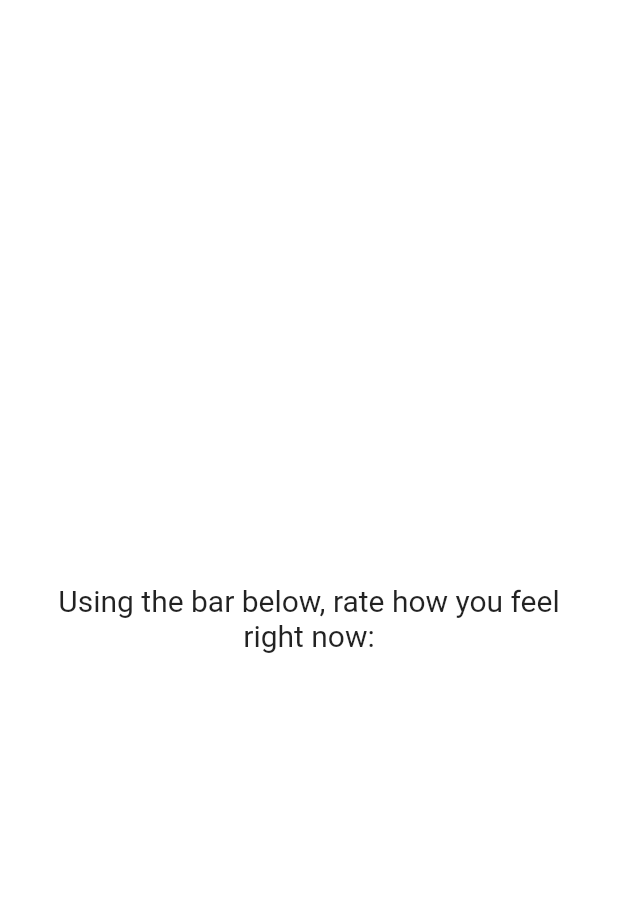
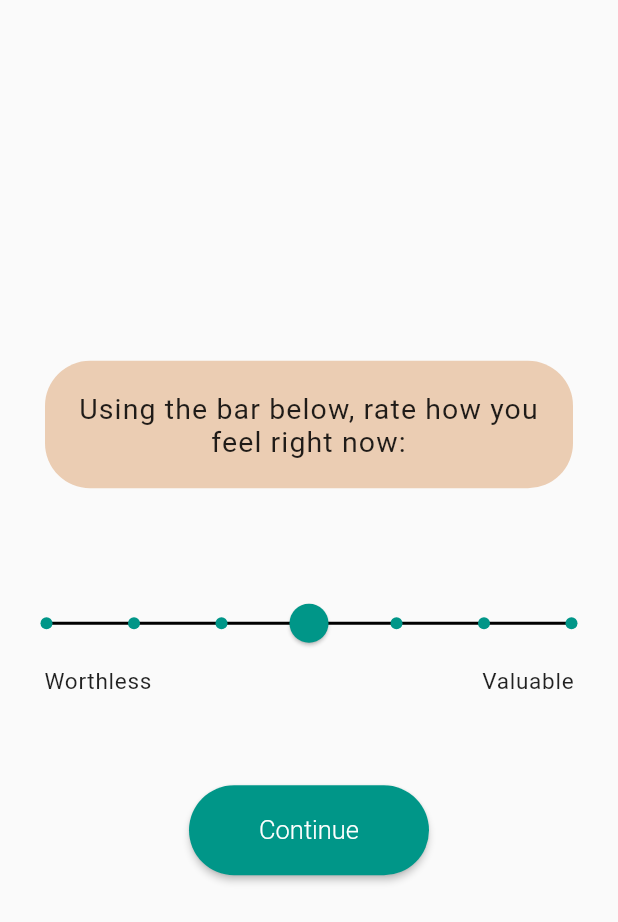
Before and after one commit to spe-uob/RewardProcessingAppPublic, a Flutter app: the screen it shows after launch, after a tap on "Yes, I consent.", on a phone screen of 412 x 824 dp. Shown: the top 922 px of the screen. Run offline on Flutter 3.47's test engine with Material 2 defaults, Android fonts, the phone set to English and light mode, and no system bars.

Commit message:
Questionnaire template

```diff
--- a/homescreen/lib/home.dart
+++ b/homescreen/lib/home.dart
@@ -1,4 +1,6 @@
+import 'dart:io';
 import 'package:flutter/material.dart';
+import 'package:flutter/services.dart';
 import 'questionnaire.dart';
 
 class Home extends StatefulWidget {
@@ -22,7 +24,7 @@ class _HomeState extends State<Home> {
       appBar: buildAppBar(),
       body: RawScrollbar(
           thickness: 8,
-          isAlwaysShown: true,
+          thumbVisibility: false,
           thumbColor: Colors.grey,
           radius: const Radius.circular(100),
           child: SingleChildScrollView(
@@ -46,10 +48,16 @@ class _HomeState extends State<Home> {
                           Container(
                               margin: const EdgeInsets.only(left: 10, right: 10, bottom: 70),
                               child:
-                              ElevatedButton(onPressed: () {},
+                              ElevatedButton(onPressed: () {
+                                if(Platform.isAndroid) {
+                                  SystemNavigator.pop();
+                                } else {
+                                  exit(0);
+                                }
+                              },
                                   style: ElevatedButton.styleFrom(
                                     fixedSize: const Size(160, 60),
-                                    primary: Colors.white70,
+                                    backgroundColor: Colors.white70,
                                     shape: RoundedRectangleBorder(
                                         borderRadius: BorderRadius.circular(100)),
                                     elevation: 2.0,
@@ -71,12 +79,12 @@ class _HomeState extends State<Home> {
                                   onPressed: () {
                                     Navigator.push(
                                         context,
-                                        MaterialPageRoute(builder: (context) => questionnaire())
+                                        MaterialPageRoute(builder: (context) => const Questionnaire())
                                     );
                                   },
                                   style: ElevatedButton.styleFrom(
                                     fixedSize: const Size(160, 60),
-                                    primary: Colors.teal,
+                                    backgroundColor: Colors.teal,
                                     shape: RoundedRectangleBorder(
                                         borderRadius: BorderRadius.circular(100)),
                                     elevation: 2.0,),
--- a/homescreen/lib/questionnaire.dart
+++ b/homescreen/lib/questionnaire.dart
@@ -1,21 +1,119 @@
 import 'package:flutter/material.dart';
 
-class questionnaire extends StatelessWidget
-{
+class Questionnaire extends StatefulWidget {
+  const Questionnaire({super.key});
+
+  @override
+  State<Questionnaire> createState() => _QuestionnaireState();
+}
+
+class _QuestionnaireState extends State<Questionnaire> {
+  double _currentSliderValue = 50;
+
   @override
   Widget build(BuildContext context) {
     return Scaffold(
-        backgroundColor: Colors.white,
-        body: Container(
-          alignment: Alignment.center,
-            margin: const EdgeInsets.only(right: 30, left: 30),
-            child: const Text(
-              'Using the bar below, rate how you feel right now:',
-              textAlign: TextAlign.center,
-              style: TextStyle(fontSize: 20),
-            ),
-        )
+        body: Column(
+            mainAxisAlignment: MainAxisAlignment.center,
+            children: <Widget>[
+              SizedBox(
+                child: Container(
+                    margin: const EdgeInsets.only(bottom: 60, left:30, right: 30),
+                    width: 380,
+                    height: 85,
+                    decoration: const BoxDecoration(
+                        color: Color(0xFFEBCDB3),
+                        borderRadius: BorderRadius.all(Radius.circular(30))
+                    ),
+                    alignment: Alignment.center,
+                    child: Container (
+                        margin: const EdgeInsets.only(left: 20, right: 20),
+                        child: const Text (
+                        'Using the bar below, rate how you feel right now:',
+                        textAlign: TextAlign.center,
+                        style: TextStyle(fontSize: 19,
+                          letterSpacing: 0.75,
+                        )
+                    )
+                    )
+                ),
+              ),
+              SliderTheme(
+                  data: const SliderThemeData(
+                    trackShape: RectangularSliderTrackShape(),
+                    trackHeight: 2,
+                    activeTrackColor: Colors.black,
+                    inactiveTrackColor: Colors.black,
+                    thumbColor: Colors.teal,
+                    thumbShape: RoundSliderThumbShape(enabledThumbRadius: 13),
+                    tickMarkShape: RoundSliderTickMarkShape(tickMarkRadius: 4),
+                    activeTickMarkColor: Colors.teal,
+                    inactiveTickMarkColor: Colors.teal,
+                    overlayShape: RoundSliderOverlayShape(overlayRadius: 30),
+                    overlayColor: Colors.transparent,
+                    showValueIndicator: ShowValueIndicator.never,
+                  ),
+                  child: Center(
+                      child: Slider(
+                          value: _currentSliderValue,
+                          max: 100,
+                          divisions: 6,
+                          label: _currentSliderValue.round().toString(),
+                          onChanged: (double value) {
+                            setState(() {
+                              _currentSliderValue = value;
+                            });
+                          }
+                      ),
+                  )
+              ),
+              Row(
+                mainAxisAlignment: MainAxisAlignment.center,
+                children: <Widget>[
+                  Container(
+                      margin: const EdgeInsets.only(left: 10),
+                      child: const Text('Worthless',
+                        style: TextStyle(fontSize: 15,
+                        letterSpacing: 0.5)
+                      )
+                  ),
+                  Container(
+                      margin: const EdgeInsets.only(left: 220, right: 10),
+                      child: const Text('Valuable',
+                          style: TextStyle(fontSize: 15,
+                              letterSpacing: 0.5)
+                      )
+                  )
+                ],
+              ),
+              Container(
+                  margin: const EdgeInsets.only(left: 10, right: 10, top: 60),
+                  child:
+                  ElevatedButton(
+                      onPressed: () {
+                        Navigator.push(
+                            context,
+                            MaterialPageRoute(builder: (context) => const Questionnaire())
+                        );
+                      },
+                      style: ElevatedButton.styleFrom(
+                        fixedSize: const Size(160, 60),
+                        backgroundColor: Colors.teal,
+                        shape: RoundedRectangleBorder(
+                            borderRadius: BorderRadius.circular(100)),
+                        elevation: 2.0,),
+                      child: const Text(
+                          'Continue',
+                          textAlign: TextAlign.center,
+                          style: TextStyle(color: Colors.white,
+                              fontSize: 17,
+                              fontWeight: FontWeight.w300
+                          )
+                      )
+                  )
+              )
+            ]
+        ),
     );
   }
-
 }
```
